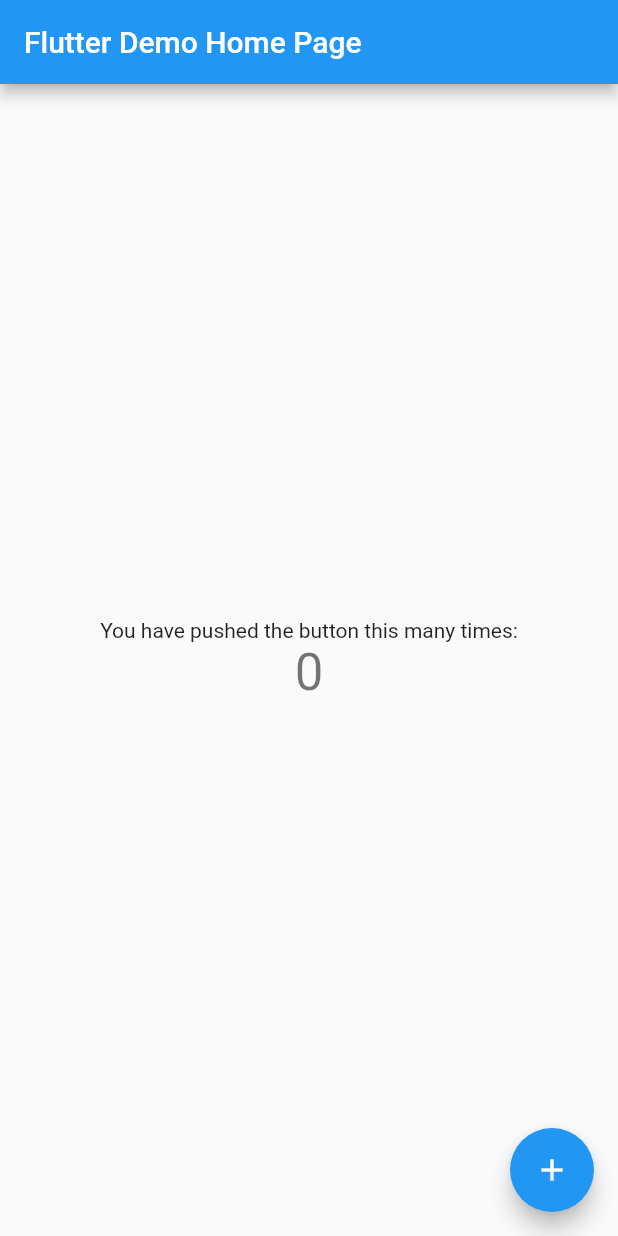
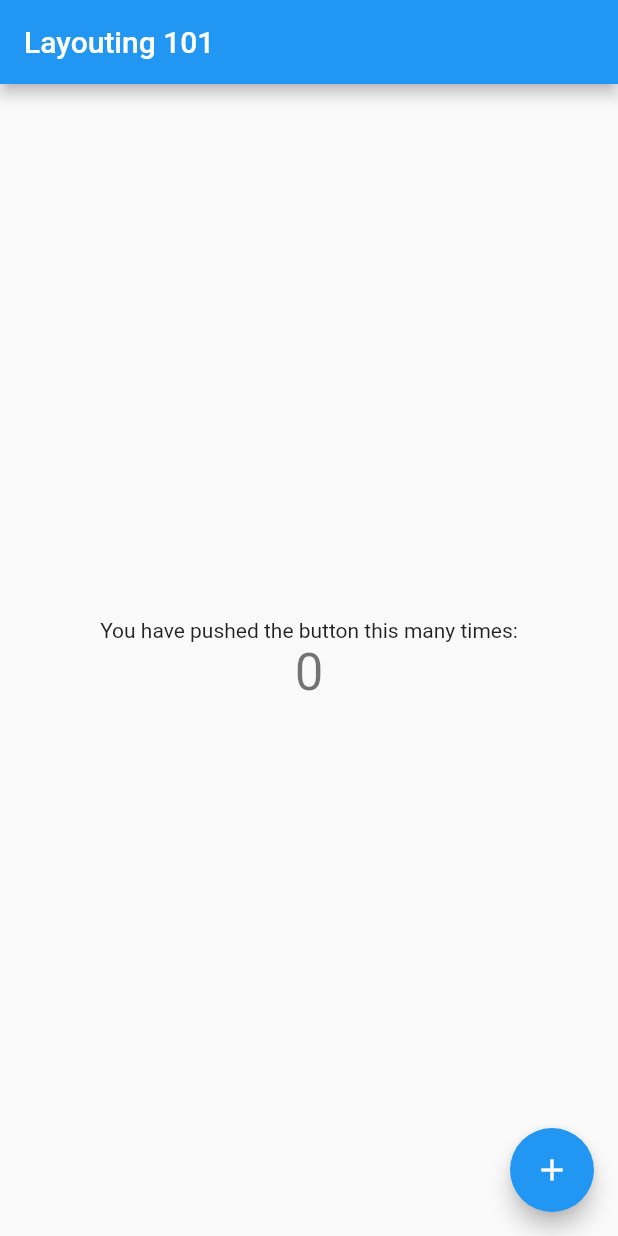
Before and after one commit to wri-9-mobile/layouting-101-assigment-4RSIM3R, a Flutter app: the screen it shows after launch, on a phone screen of 412 x 824 dp. Run offline on Flutter 3.47's test engine with Material 2 defaults, Android fonts, the phone set to English and light mode, and no system bars.

Commit message:
:recycle: removing unused comment in main.dart

```diff
--- a/lib/main.dart
+++ b/lib/main.dart
@@ -11,35 +11,17 @@ class MyApp extends StatelessWidget {
   @override
   Widget build(BuildContext context) {
     return MaterialApp(
-      title: 'Flutter Demo',
+      title: 'Layouting 101',
       theme: ThemeData(
-        // This is the theme of your application.
-        //
-        // Try running your application with "flutter run". You'll see the
-        // application has a blue toolbar. Then, without quitting the app, try
-        // changing the primarySwatch below to Colors.green and then invoke
-        // "hot reload" (press "r" in the console where you ran "flutter run",
-        // or simply save your changes to "hot reload" in a Flutter IDE).
-        // Notice that the counter didn't reset back to zero; the application
-        // is not restarted.
         primarySwatch: Colors.blue,
       ),
-      home: const MyHomePage(title: 'Flutter Demo Home Page'),
+      home: const MyHomePage(title: 'Layouting 101'),
     );
   }
 }
 
 class MyHomePage extends StatefulWidget {
   const MyHomePage({Key? key, required this.title}) : super(key: key);
-
-  // This widget is the home page of your application. It is stateful, meaning
-  // that it has a State object (defined below) that contains fields that affect
-  // how it looks.
-
-  // This class is the configuration for the state. It holds the values (in this
-  // case the title) provided by the parent (in this case the App widget) and
-  // used by the build method of the State. Fields in a Widget subclass are
-  // always marked "final".
 
   final String title;
 
@@ -52,47 +34,18 @@ class _MyHomePageState extends State<MyHomePage> {
 
   void _incrementCounter() {
     setState(() {
-      // This call to setState tells the Flutter framework that something has
-      // changed in this State, which causes it to rerun the build method below
-      // so that the display can reflect the updated values. If we changed
-      // _counter without calling setState(), then the build method would not be
-      // called again, and so nothing would appear to happen.
       _counter++;
     });
   }
 
   @override
   Widget build(BuildContext context) {
-    // This method is rerun every time setState is called, for instance as done
-    // by the _incrementCounter method above.
-    //
-    // The Flutter framework has been optimized to make rerunning build methods
-    // fast, so that you can just rebuild anything that needs updating rather
-    // than having to individually change instances of widgets.
     return Scaffold(
       appBar: AppBar(
-        // Here we take the value from the MyHomePage object that was created by
-        // the App.build method, and use it to set our appbar title.
         title: Text(widget.title),
       ),
       body: Center(
-        // Center is a layout widget. It takes a single child and positions it
-        // in the middle of the parent.
         child: Column(
-          // Column is also a layout widget. It takes a list of children and
-          // arranges them vertically. By default, it sizes itself to fit its
-          // children horizontally, and tries to be as tall as its parent.
-          //
-          // Invoke "debug painting" (press "p" in the console, choose the
-          // "Toggle Debug Paint" action from the Flutter Inspector in Android
-          // Studio, or the "Toggle Debug Paint" command in Visual Studio Code)
-          // to see the wireframe for each widget.
-          //
-          // Column has various properties to control how it sizes itself and
-          // how it positions its children. Here we use mainAxisAlignment to
-          // center the children vertically; the main axis here is the vertical
-          // axis because Columns are vertical (the cross axis would be
-          // horizontal).
           mainAxisAlignment: MainAxisAlignment.center,
           children: <Widget>[
             const Text(
@@ -109,7 +62,7 @@ class _MyHomePageState extends State<MyHomePage> {
         onPressed: _incrementCounter,
         tooltip: 'Increment',
         child: const Icon(Icons.add),
-      ), // This trailing comma makes auto-formatting nicer for build methods.
+      ),
     );
   }
 }
```
